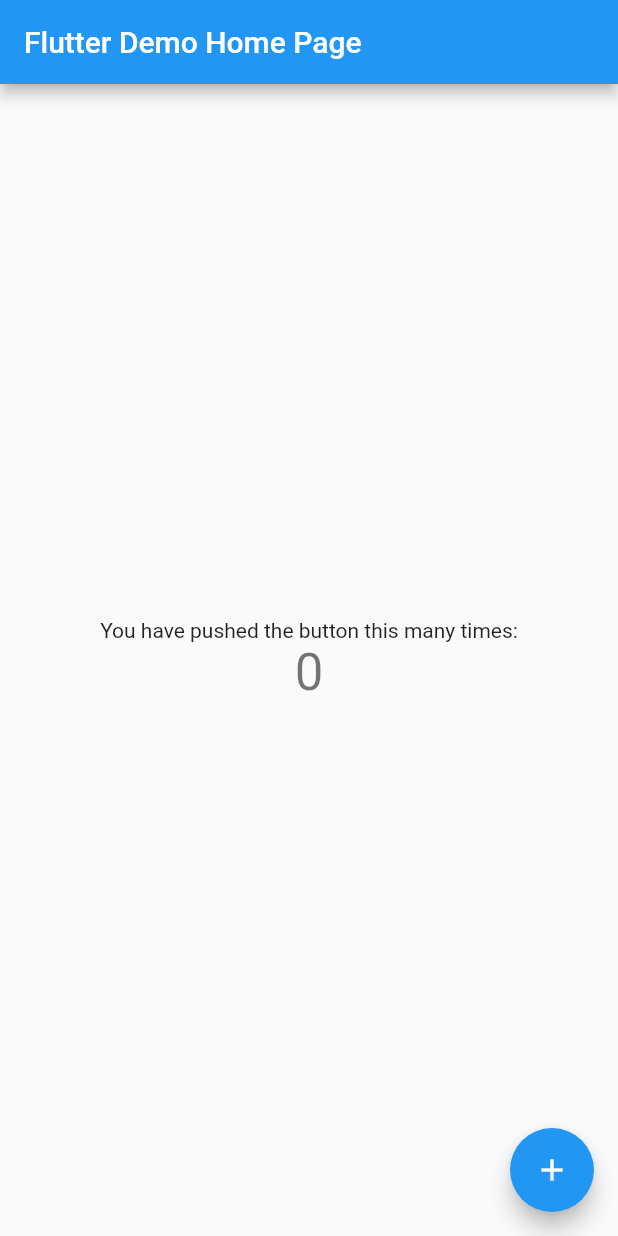
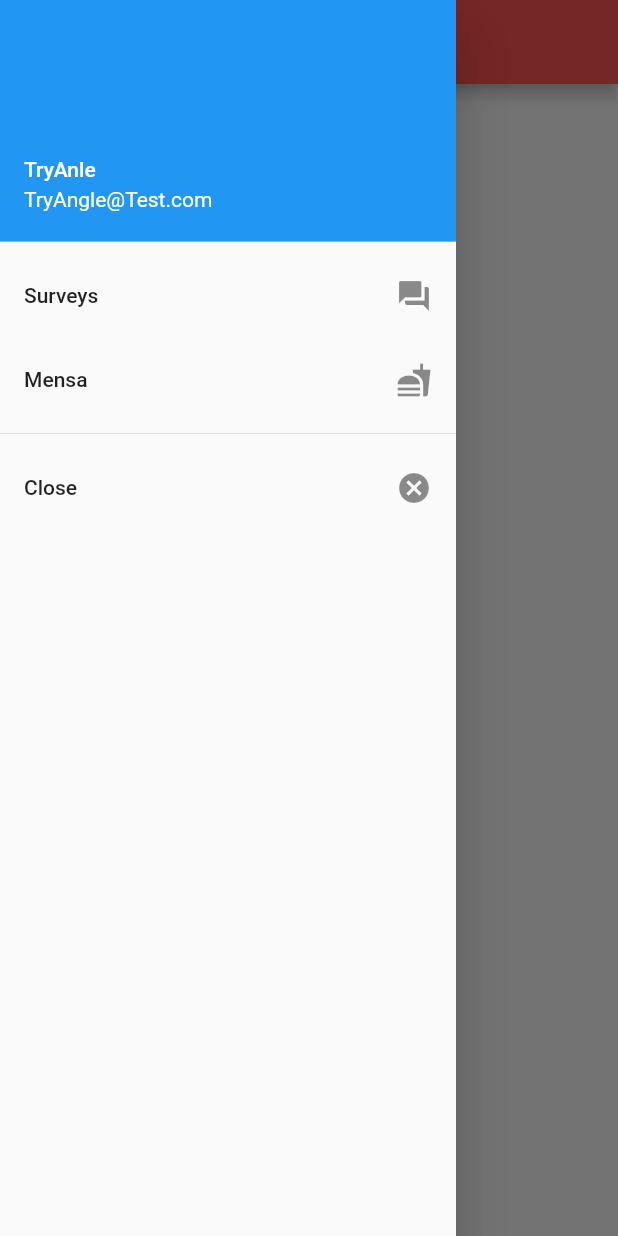
Before and after one commit to strobl-net/gg_app, a Flutter app: the screen it shows after launch, with the side drawer open (before the commit the screen has no drawer), on a phone screen of 412 x 824 dp. Run offline on Flutter 3.47's test engine with Material 2 defaults, Android fonts, the phone set to English and light mode, and no system bars.

Commit message:
Added: Mensa and Survey page

```diff
--- a/lib/main.dart
+++ b/lib/main.dart
@@ -1,111 +1,18 @@
 import 'package:flutter/material.dart';
+import 'package:gg_app/views/home.dart';
 
-void main() => runApp(MyApp());
+void main() => runApp(GGApp());
 
-class MyApp extends StatelessWidget {
-  // This widget is the root of your application.
+class GGApp extends StatelessWidget {
+
   @override
   Widget build(BuildContext context) {
     return MaterialApp(
       title: 'Flutter Demo',
       theme: ThemeData(
-        // This is the theme of your application.
-        //
-        // Try running your application with "flutter run". You'll see the
-        // application has a blue toolbar. Then, without quitting the app, try
-        // changing the primarySwatch below to Colors.green and then invoke
-        // "hot reload" (press "r" in the console where you ran "flutter run",
-        // or simply save your changes to "hot reload" in a Flutter IDE).
-        // Notice that the counter didn't reset back to zero; the application
-        // is not restarted.
         primarySwatch: Colors.blue,
       ),
-      home: MyHomePage(title: 'Flutter Demo Home Page'),
+      home: HomePage(),
     );
   }
 }
-
-class MyHomePage extends StatefulWidget {
-  MyHomePage({Key key, this.title}) : super(key: key);
-
-  // This widget is the home page of your application. It is stateful, meaning
-  // that it has a State object (defined below) that contains fields that affect
-  // how it looks.
-
-  // This class is the configuration for the state. It holds the values (in this
-  // case the title) provided by the parent (in this case the App widget) and
-  // used by the build method of the State. Fields in a Widget subclass are
-  // always marked "final".
-
-  final String title;
-
-  @override
-  _MyHomePageState createState() => _MyHomePageState();
-}
-
-class _MyHomePageState extends State<MyHomePage> {
-  int _counter = 0;
-
-  void _incrementCounter() {
-    setState(() {
-      // This call to setState tells the Flutter framework that something has
-      // changed in this State, which causes it to rerun the build method below
-      // so that the display can reflect the updated values. If we changed
-      // _counter without calling setState(), then the build method would not be
-      // called again, and so nothing would appear to happen.
-      _counter++;
-    });
-  }
-
-  @override
-  Widget build(BuildContext context) {
-    // This method is rerun every time setState is called, for instance as done
-    // by the _incrementCounter method above.
-    //
-    // The Flutter framework has been optimized to make rerunning build methods
-    // fast, so that you can just rebuild anything that needs updating rather
-    // than having to individually change instances of widgets.
-    return Scaffold(
-      appBar: AppBar(
-        // Here we take the value from the MyHomePage object that was created by
-        // the App.build method, and use it to set our appbar title.
-        title: Text(widget.title),
-      ),
-      body: Center(
-        // Center is a layout widget. It takes a single child and positions it
-        // in the middle of the parent.
-        child: Column(
-          // Column is also a layout widget. It takes a list of children and
-          // arranges them vertically. By default, it sizes itself to fit its
-          // children horizontally, and tries to be as tall as its parent.
-          //
-          // Invoke "debug painting" (press "p" in the console, choose the
-          // "Toggle Debug Paint" action from the Flutter Inspector in Android
-          // Studio, or the "Toggle Debug Paint" command in Visual Studio Code)
-          // to see the wireframe for each widget.
-          //
-          // Column has various properties to control how it sizes itself and
-          // how it positions its children. Here we use mainAxisAlignment to
-          // center the children vertically; the main axis here is the vertical
-          // axis because Columns are vertical (the cross axis would be
-          // horizontal).
-          mainAxisAlignment: MainAxisAlignment.center,
-          children: <Widget>[
-            Text(
-              'You have pushed the button this many times:',
-            ),
-            Text(
-              '$_counter',
-              style: Theme.of(context).textTheme.display1,
-            ),
-          ],
-        ),
-      ),
-      floatingActionButton: FloatingActionButton(
-        onPressed: _incrementCounter,
-        tooltip: 'Increment',
-        child: Icon(Icons.add),
-      ), // This trailing comma makes auto-formatting nicer for build methods.
-    );
-  }
-}
--- /dev/null
+++ b/lib/views/home.dart
@@ -0,0 +1,50 @@
+import 'package:flutter/material.dart';
+import 'package:gg_app/views/surveys.dart';
+import 'package:gg_app/views/mensa.dart';
+
+
+class HomePage extends StatefulWidget {
+  @override
+  _HomePageState createState() => _HomePageState();
+}
+
+class _HomePageState extends State<HomePage> {
+  @override
+  Widget build(BuildContext context) {
+    return Scaffold(
+      appBar: AppBar(
+        title: Text("Home Page"),
+        backgroundColor: Colors.redAccent,
+      ),
+      drawer: new Drawer(
+        child: new ListView(
+          children: <Widget>[
+            new UserAccountsDrawerHeader(
+              accountName: new Text("TryAnle"),
+              accountEmail: new Text("TryAngle@Test.com")
+            ),
+            new ListTile(
+              title: new Text("Surveys"),
+              trailing: new Icon(Icons.question_answer),
+              onTap: () => Navigator.of(context).push(new MaterialPageRoute(builder: (BuildContext context) => new SurveyPage())),
+            ),
+            new ListTile(
+              title: new Text("Mensa"),
+              trailing: new Icon(Icons.fastfood),
+              onTap: () => Navigator.of(context).push(new MaterialPageRoute(builder: (BuildContext context) => new MensaPage())),
+            ),
+            new Divider(),
+            new ListTile(
+              title: new Text("Close"),
+              trailing: new Icon(Icons.cancel),
+              onTap: () => Navigator.of(context).pop()
+            )
+          ],
+        ),
+      ),
+      body: Center(
+        child: new Text("HomePage")
+      ),
+    );
+  }
+}
```
Also changed, not shown: lib/views/mensa.dart (added, +29 -0 lines), lib/views/surveys.dart (added, +29 -0 lines), 1 other file.
